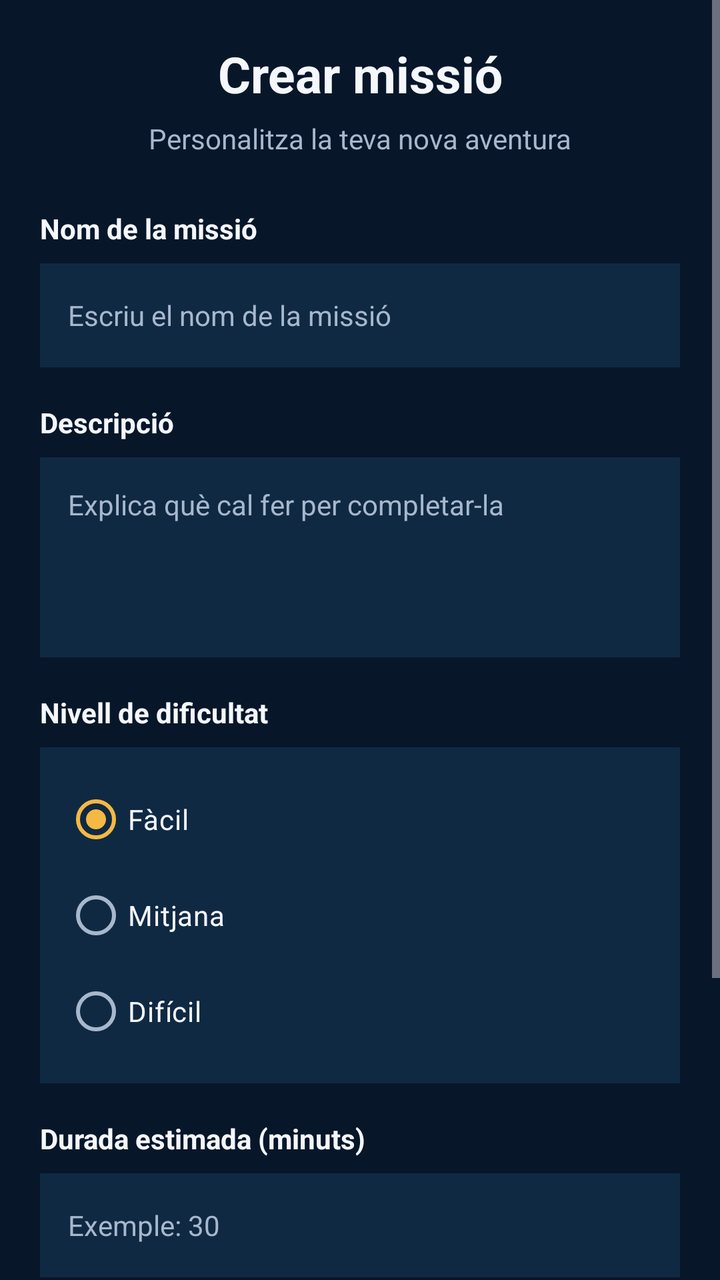
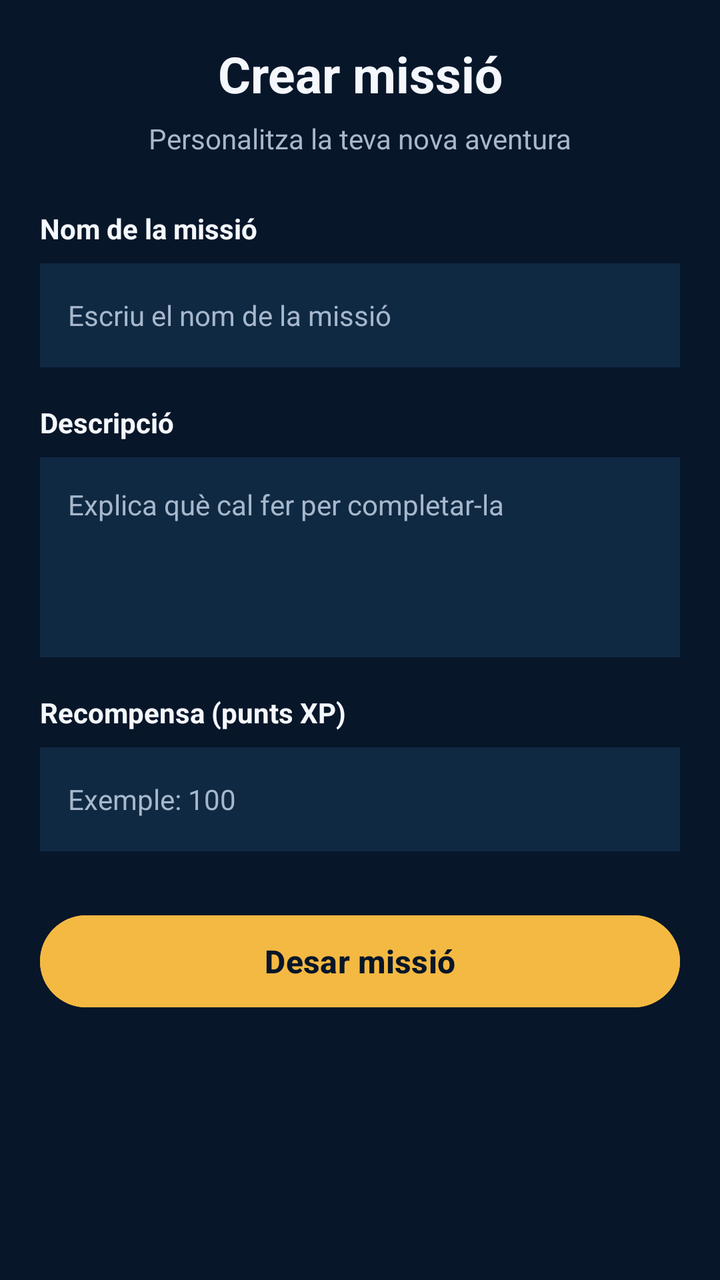

Compare the two renders of this Android layout. The source of the first and the diff that turns it into the second are given below.
<!-- AndroidManifest.xml: application theme Theme.Player1 -->
<!-- res/layout/fragment_new_mision.xml -->
<?xml version="1.0" encoding="utf-8"?>
<ScrollView xmlns:android="http://schemas.android.com/apk/res/android"
    android:layout_width="match_parent"
    android:layout_height="match_parent"
    android:background="@color/night_blue"
    android:fillViewport="true"
    android:clipToPadding="false">

    <LinearLayout
        android:layout_width="match_parent"
        android:layout_height="wrap_content"
        android:orientation="vertical"
        android:padding="20dp">

        <TextView
            android:layout_width="match_parent"
            android:layout_height="wrap_content"
            android:text="@string/nova_missio_titol"
            android:textColor="@color/ice_white"
            android:textSize="25sp"
            android:textStyle="bold"
            android:gravity="center" />

        <TextView
            android:layout_width="match_parent"
            android:layout_height="wrap_content"
            android:layout_marginTop="6dp"
            android:text="@string/nova_missio_subtitol"
            android:textColor="@color/grey_blue"
            android:textSize="14sp"
            android:gravity="center" />

        <TextView
            android:layout_width="match_parent"
            android:layout_height="wrap_content"
            android:layout_marginTop="26dp"
            android:text="@string/nova_missio_nom"
            android:textColor="@color/ice_white"
            android:textSize="14sp"
            android:textStyle="bold"
            android:labelFor="@id/input_mission_name" />

        <EditText
            android:id="@+id/input_mission_name"
            android:layout_width="match_parent"
            android:layout_height="52dp"
            android:layout_marginTop="8dp"
            android:background="@color/slate_blue"
            android:hint="@string/nova_missio_nom_hint"
            android:textColor="@color/ice_white"
            android:textColorHint="@color/grey_blue"
            android:paddingHorizontal="14dp"
            android:textSize="14sp"
            android:inputType="textCapSentences"
            android:maxLines="1" />

        <TextView
            android:layout_width="match_parent"
            android:layout_height="wrap_content"
            android:layout_marginTop="18dp"
            android:text="@string/nova_missio_descripcio"
            android:textColor="@color/ice_white"
            android:textSize="14sp"
            android:textStyle="bold"
            android:labelFor="@id/input_mission_description" />

        <EditText
            android:id="@+id/input_mission_description"
            android:layout_width="match_parent"
            android:layout_height="100dp"
            android:layout_marginTop="8dp"
            android:background="@color/slate_blue"
            android:gravity="top|start"
            android:hint="@string/nova_missio_descripcio_hint"
            android:textColor="@color/ice_white"
            android:textColorHint="@color/grey_blue"
            android:padding="14dp"
            android:textSize="14sp"
            android:inputType="textCapSentences|textMultiLine"
            android:scrollbars="vertical" />

        <TextView
            android:layout_width="match_parent"
            android:layout_height="wrap_content"
            android:layout_marginTop="18dp"
            android:text="@string/nova_missio_dificultat"
            android:textColor="@color/ice_white"
            android:textSize="14sp"
            android:textStyle="bold" />

        <RadioGroup
            android:id="@+id/radio_difficulty"
            android:layout_width="match_parent"
            android:layout_height="wrap_content"
            android:layout_marginTop="8dp"
            android:background="@color/slate_blue"
            android:orientation="vertical"
            android:padding="12dp">

            <RadioButton
                android:id="@+id/radio_easy"
                android:layout_width="match_parent"
                android:layout_height="wrap_content"
                android:checked="true"
                android:text="@string/nova_missio_facil"
                android:textColor="@color/ice_white"
                android:buttonTint="@color/gold" />

            <RadioButton
                android:id="@+id/radio_medium"
                android:layout_width="match_parent"
                android:layout_height="wrap_content"
                android:text="@string/nova_missio_mitjana"
                android:textColor="@color/ice_white"
                android:buttonTint="@color/gold" />

            <RadioButton
                android:id="@+id/radio_hard"
                android:layout_width="match_parent"
                android:layout_height="wrap_content"
                android:text="@string/nova_missio_dificil"
                android:textColor="@color/ice_white"
                android:buttonTint="@color/gold" />

        </RadioGroup>

        <TextView
            android:layout_width="match_parent"
            android:layout_height="wrap_content"
            android:layout_marginTop="18dp"
            android:text="@string/nova_missio_durada"
            android:textColor="@color/ice_white"
            android:textSize="14sp"
            android:textStyle="bold"
            android:labelFor="@id/input_mission_duration" />

        <EditText
            android:id="@+id/input_mission_duration"
            android:layout_width="match_parent"
            android:layout_height="52dp"
            android:layout_marginTop="8dp"
            android:background="@color/slate_blue"
            android:hint="@string/nova_missio_durada_hint"
            android:textColor="@color/ice_white"
            android:textColorHint="@color/grey_blue"
            android:paddingHorizontal="14dp"
            android:textSize="14sp"
            android:inputType="number"
            android:maxLines="1" />

        <TextView
            android:layout_width="match_parent"
            android:layout_height="wrap_content"
            android:layout_marginTop="18dp"
            android:text="@string/nova_missio_recompensa"
            android:textColor="@color/ice_white"
            android:textSize="14sp"
            android:textStyle="bold"
            android:labelFor="@id/input_mission_reward" />

        <EditText
            android:id="@+id/input_mission_reward"
            android:layout_width="match_parent"
            android:layout_height="52dp"
            android:layout_marginTop="8dp"
            android:background="@color/slate_blue"
            android:hint="@string/nova_missio_recompensa_hint"
            android:textColor="@color/ice_white"
            android:textColorHint="@color/grey_blue"
            android:paddingHorizontal="14dp"
            android:textSize="14sp"
            android:inputType="number"
            android:maxLines="1" />

        <Button
            android:id="@+id/btn_save_mission"
            android:layout_width="match_parent"
            android:layout_height="54dp"
            android:layout_marginTop="28dp"
            android:backgroundTint="@color/gold"
            android:contentDescription="@string/nova_missio_guardar_desc"
            android:text="@string/nova_missio_guardar"
            android:textColor="@color/night_blue"
            android:textSize="16sp"
            android:textStyle="bold"
            android:textAllCaps="false" />

    </LinearLayout>

</ScrollView>
<!-- resources referenced by this layout -->
<resources>
  <color name="gold">#FFF4B942</color>
  <color name="grey_blue">#FFA7B8CC</color>
  <color name="ice_white">#FFF4F7FC</color>
  <color name="night_blue">#FF071629</color>
  <color name="slate_blue">#FF102943</color>
  <string name="nova_missio_descripcio">Descripció</string>
  <string name="nova_missio_descripcio_hint">Explica què cal fer per completar-la</string>
  <string name="nova_missio_dificil">Difícil</string>
  <string name="nova_missio_dificultat">Nivell de dificultat</string>
  <string name="nova_missio_durada">Durada estimada (minuts)</string>
  <string name="nova_missio_durada_hint">Exemple: 30</string>
  <string name="nova_missio_facil">Fàcil</string>
  <string name="nova_missio_guardar">Desar missió</string>
  <string name="nova_missio_guardar_desc">Desar la nova missió</string>
  <string name="nova_missio_mitjana">Mitjana</string>
  <string name="nova_missio_nom">Nom de la missió</string>
  <string name="nova_missio_nom_hint">Escriu el nom de la missió</string>
  <string name="nova_missio_recompensa">Recompensa (punts XP)</string>
  <string name="nova_missio_recompensa_hint">Exemple: 100</string>
  <string name="nova_missio_subtitol">Personalitza la teva nova aventura</string>
  <string name="nova_missio_titol">Crear missió</string>
  <style name="Theme.Player1" parent="Theme.Material3.Dark.NoActionBar">
          <item name="colorPrimary">@color/gold</item>
          <item name="colorOnPrimary">@color/night_blue</item>
          <item name="colorPrimaryContainer">@color/slate_blue</item>
          <item name="colorOnPrimaryContainer">@color/gold</item>
          <item name="colorSecondary">@color/electric_blue</item>
          <item name="colorOnSecondary">@color/ice_white</item>
          <item name="colorTertiary">@color/status_in_progress</item>
          <item name="colorOnTertiary">@color/night_blue</item>
  
          <item name="android:colorBackground">@color/night_blue</item>
          <item name="colorOnBackground">@color/ice_white</item>
          <item name="colorSurface">@color/night_blue</item>
          <item name="colorOnSurface">@color/ice_white</item>
          <item name="colorSurfaceVariant">@color/slate_blue</item>
          <item name="colorOnSurfaceVariant">@color/grey_blue</item>
          <item name="colorSurfaceContainer">@color/slate_blue</item>
          <item name="colorSurfaceContainerHigh">@color/slate_blue</item>
          <item name="colorOutline">@color/slate_blue_stroke</item>
  
          <item name="android:windowBackground">@color/night_blue</item>
          <item name="android:windowLightStatusBar">false</item>
          <item name="android:windowLightNavigationBar" tools:targetApi="27">false</item>
      </style>
  <color name="electric_blue">#FF247BFA</color>
  <color name="status_in_progress">#FF55B9FF</color>
  <color name="slate_blue_stroke">#FF1E3A5C</color>
</resources>

<!-- the commit's change to res/layout/fragment_new_mision.xml (unified diff, before → after) -->
@@ -83,75 +83,6 @@
             android:layout_width="match_parent"
             android:layout_height="wrap_content"
             android:layout_marginTop="18dp"
-            android:text="@string/nova_missio_dificultat"
-            android:textColor="@color/ice_white"
-            android:textSize="14sp"
-            android:textStyle="bold" />
-
-        <RadioGroup
-            android:id="@+id/radio_difficulty"
-            android:layout_width="match_parent"
-            android:layout_height="wrap_content"
-            android:layout_marginTop="8dp"
-            android:background="@color/slate_blue"
-            android:orientation="vertical"
-            android:padding="12dp">
-
-            <RadioButton
-                android:id="@+id/radio_easy"
-                android:layout_width="match_parent"
-                android:layout_height="wrap_content"
-                android:checked="true"
-                android:text="@string/nova_missio_facil"
-                android:textColor="@color/ice_white"
-                android:buttonTint="@color/gold" />
-
-            <RadioButton
-                android:id="@+id/radio_medium"
-                android:layout_width="match_parent"
-                android:layout_height="wrap_content"
-                android:text="@string/nova_missio_mitjana"
-                android:textColor="@color/ice_white"
-                android:buttonTint="@color/gold" />
-
-            <RadioButton
-                android:id="@+id/radio_hard"
-                android:layout_width="match_parent"
-                android:layout_height="wrap_content"
-                android:text="@string/nova_missio_dificil"
-                android:textColor="@color/ice_white"
-                android:buttonTint="@color/gold" />
-
-        </RadioGroup>
-
-        <TextView
-            android:layout_width="match_parent"
-            android:layout_height="wrap_content"
-            android:layout_marginTop="18dp"
-            android:text="@string/nova_missio_durada"
-            android:textColor="@color/ice_white"
-            android:textSize="14sp"
-            android:textStyle="bold"
-            android:labelFor="@id/input_mission_duration" />
-
-        <EditText
-            android:id="@+id/input_mission_duration"
-            android:layout_width="match_parent"
-            android:layout_height="52dp"
-            android:layout_marginTop="8dp"
-            android:background="@color/slate_blue"
-            android:hint="@string/nova_missio_durada_hint"
-            android:textColor="@color/ice_white"
-            android:textColorHint="@color/grey_blue"
-            android:paddingHorizontal="14dp"
-            android:textSize="14sp"
-            android:inputType="number"
-            android:maxLines="1" />
-
-        <TextView
-            android:layout_width="match_parent"
-            android:layout_height="wrap_content"
-            android:layout_marginTop="18dp"
             android:text="@string/nova_missio_recompensa"
             android:textColor="@color/ice_white"
             android:textSize="14sp"
<!-- resource entries referenced after the edit -->
@@ -7,14 +7,8 @@
   <color name="slate_blue">#FF102943</color>
   <string name="nova_missio_descripcio">Descripció</string>
   <string name="nova_missio_descripcio_hint">Explica què cal fer per completar-la</string>
-  <string name="nova_missio_dificil">Difícil</string>
-  <string name="nova_missio_dificultat">Nivell de dificultat</string>
-  <string name="nova_missio_durada">Durada estimada (minuts)</string>
-  <string name="nova_missio_durada_hint">Exemple: 30</string>
-  <string name="nova_missio_facil">Fàcil</string>
   <string name="nova_missio_guardar">Desar missió</string>
   <string name="nova_missio_guardar_desc">Desar la nova missió</string>
-  <string name="nova_missio_mitjana">Mitjana</string>
   <string name="nova_missio_nom">Nom de la missió</string>
   <string name="nova_missio_nom_hint">Escriu el nom de la missió</string>
   <string name="nova_missio_recompensa">Recompensa (punts XP)</string>
